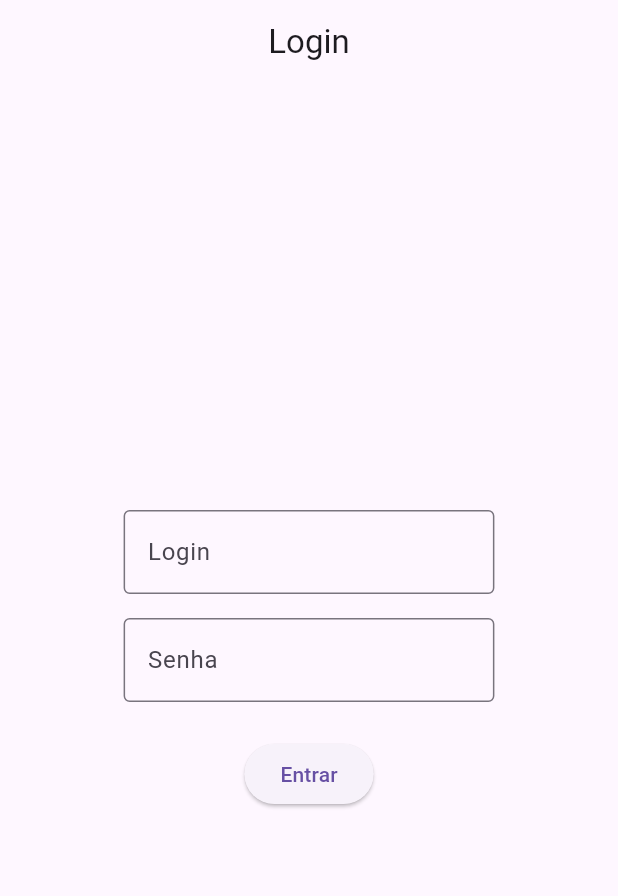
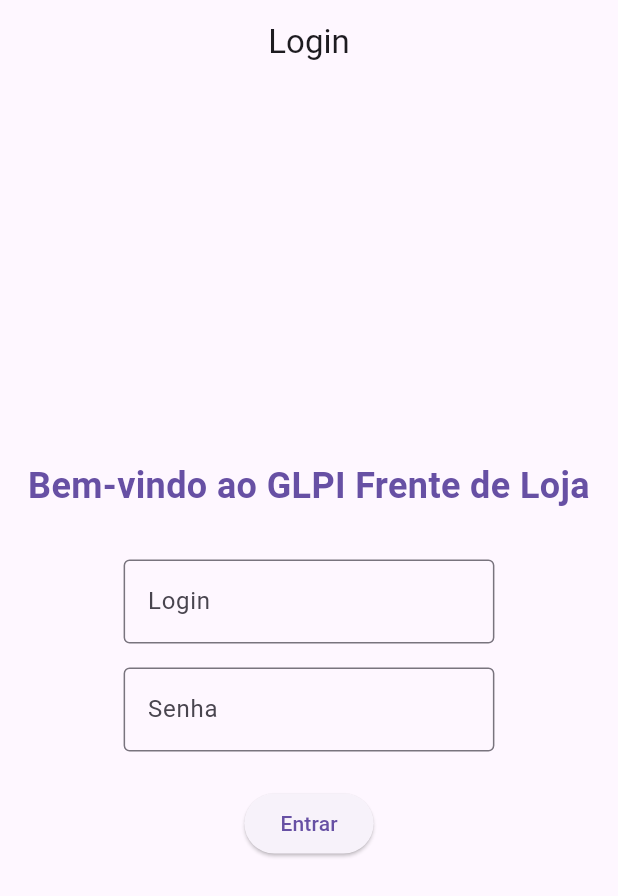
Before and after one commit to BrunoFCastro/glpi_frente_de_loja, a Flutter app: the screen it shows after launch, on a phone screen of 412 x 824 dp. Shown: the top 896 px of the screen. Run offline on Flutter 3.47's test engine with Material 3 defaults, Android fonts, the phone set to English and light mode, and no system bars.

Commit message:
Acrescentado autenticação básica HTTP na página de formulário e uma mensagem de boas-vindas na página de login.

```diff
--- a/glpi_frente_de_loja/lib/home_page.dart
+++ b/glpi_frente_de_loja/lib/home_page.dart
@@ -6,7 +6,7 @@
   const HomePage({super.key});
 
   final List<Map<String, dynamic>> items = const [
-    {'text': 'Impressora HP', 'icon': Icons.print, 'color': Colors.blue},
+    {'text': 'Impressora HP', 'icon': Icons.print, 'color': Colors.blue, 'descrição': 'Impressora HP'},
     {'text': 'Bematech', 'icon': Icons.print, 'color': Colors.green},
     {'text': 'Pinpad', 'icon': Icons.credit_card, 'color': Colors.orange},
     {'text': 'Scanner de Mão', 'icon': Icons.barcode_reader, 'color': Colors.purple},
--- a/glpi_frente_de_loja/lib/login_page.dart
+++ b/glpi_frente_de_loja/lib/login_page.dart
@@ -35,6 +35,16 @@
           child: Column(
             mainAxisAlignment: MainAxisAlignment.center,
             children: [
+              Text(
+                'Bem-vindo ao GLPI Frente de Loja',
+                style: TextStyle(
+                  fontSize: 24,
+                  fontWeight: FontWeight.bold,
+                  color: Theme.of(context).primaryColor,
+                ),
+                textAlign: TextAlign.center,
+              ),
+              const SizedBox(height: 32),
               SizedBox(
                 width: queryData.size.width * 0.6,
                 child: const TextField(
```
Also changed, not shown: glpi_frente_de_loja/lib/form_page.dart (+12 -0 lines).
